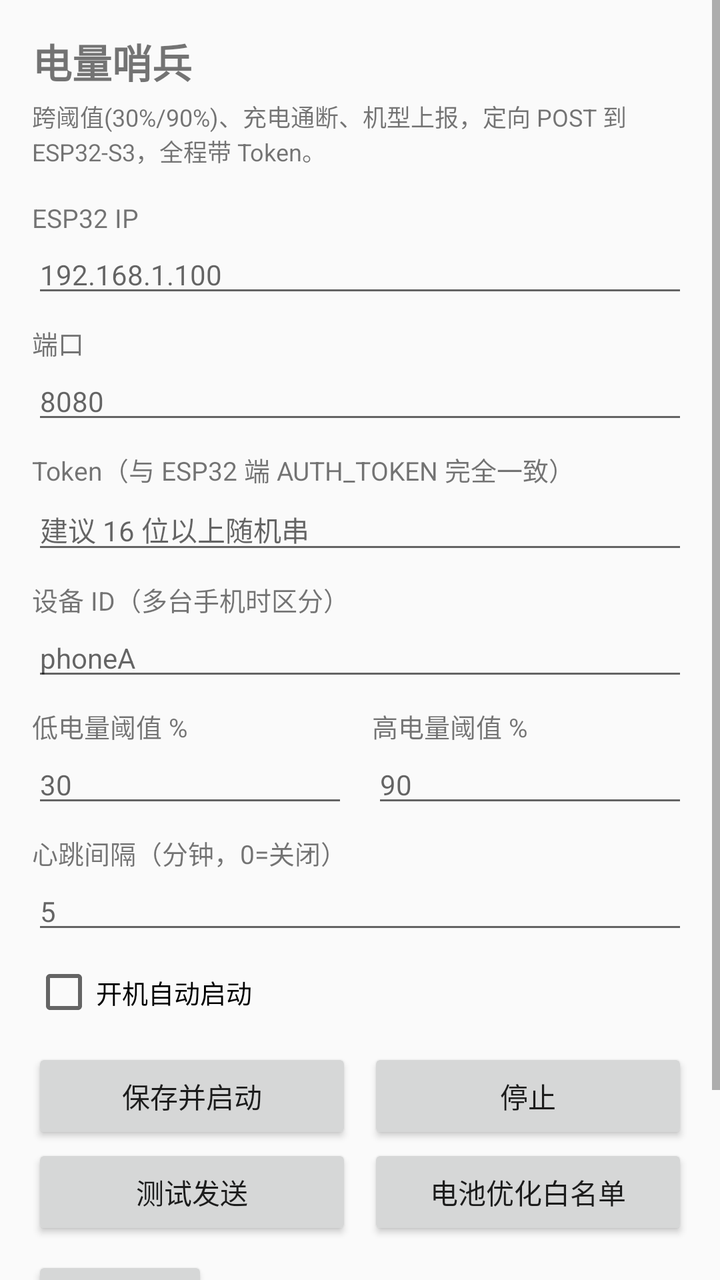
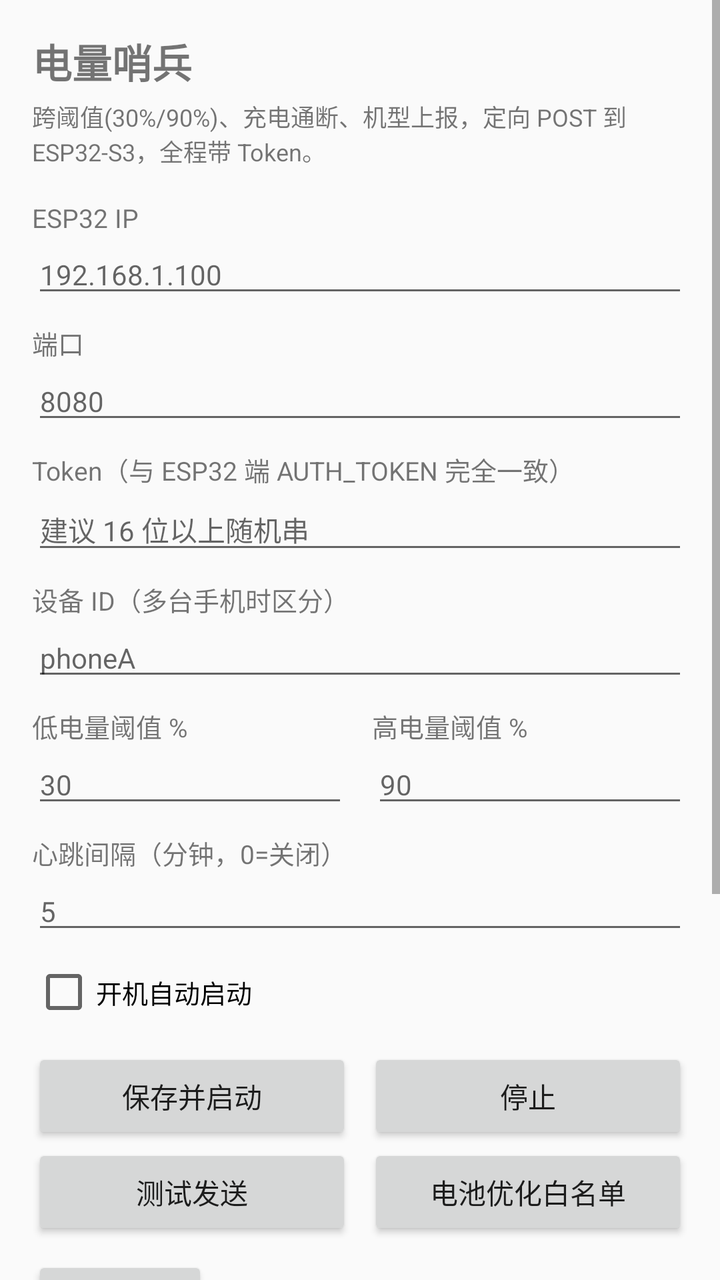

An Android layout rendered at two revisions. The XML below is the earlier revision; the diff shows what the commit changed to produce the second picture.
<!-- AndroidManifest.xml: application theme android:Theme.Material.Light.DarkActionBar -->
<!-- res/layout/activity_main.xml -->
<?xml version="1.0" encoding="utf-8"?>
<ScrollView xmlns:android="http://schemas.android.com/apk/res/android"
    android:layout_width="match_parent"
    android:layout_height="match_parent"
    android:fillViewport="true">

    <LinearLayout
        android:layout_width="match_parent"
        android:layout_height="wrap_content"
        android:orientation="vertical"
        android:padding="16dp">

        <TextView
            android:layout_width="match_parent"
            android:layout_height="wrap_content"
            android:text="电量哨兵"
            android:textSize="20sp"
            android:textStyle="bold" />

        <TextView
            android:layout_width="match_parent"
            android:layout_height="wrap_content"
            android:layout_marginTop="4dp"
            android:text="跨阈值(30%/90%)、充电通断、机型上报，定向 POST 到 ESP32-S3，全程带 Token。"
            android:textSize="12sp" />

        <TextView
            android:layout_width="match_parent"
            android:layout_height="wrap_content"
            android:layout_marginTop="16dp"
            android:text="ESP32 IP"
            android:textSize="13sp" />

        <EditText
            android:id="@+id/etHost"
            android:layout_width="match_parent"
            android:layout_height="wrap_content"
            android:hint="192.168.1.100"
            android:inputType="text"
            android:singleLine="true"
            android:textSize="14sp" />

        <TextView
            android:layout_width="match_parent"
            android:layout_height="wrap_content"
            android:layout_marginTop="8dp"
            android:text="端口"
            android:textSize="13sp" />

        <EditText
            android:id="@+id/etPort"
            android:layout_width="match_parent"
            android:layout_height="wrap_content"
            android:hint="8080"
            android:inputType="number"
            android:singleLine="true"
            android:textSize="14sp" />

        <TextView
            android:layout_width="match_parent"
            android:layout_height="wrap_content"
            android:layout_marginTop="8dp"
            android:text="Token（与 ESP32 端 AUTH_TOKEN 完全一致）"
            android:textSize="13sp" />

        <EditText
            android:id="@+id/etToken"
            android:layout_width="match_parent"
            android:layout_height="wrap_content"
            android:hint="建议 16 位以上随机串"
            android:inputType="text"
            android:singleLine="true"
            android:textSize="14sp" />

        <TextView
            android:layout_width="match_parent"
            android:layout_height="wrap_content"
            android:layout_marginTop="8dp"
            android:text="设备 ID（多台手机时区分）"
            android:textSize="13sp" />

        <EditText
            android:id="@+id/etDeviceId"
            android:layout_width="match_parent"
            android:layout_height="wrap_content"
            android:hint="phoneA"
            android:inputType="text"
            android:singleLine="true"
            android:textSize="14sp" />

        <LinearLayout
            android:layout_width="match_parent"
            android:layout_height="wrap_content"
            android:layout_marginTop="8dp"
            android:orientation="horizontal">

            <LinearLayout
                android:layout_width="0dp"
                android:layout_height="wrap_content"
                android:layout_weight="1"
                android:orientation="vertical">

                <TextView
                    android:layout_width="match_parent"
                    android:layout_height="wrap_content"
                    android:text="低电量阈值 %"
                    android:textSize="13sp" />

                <EditText
                    android:id="@+id/etLow"
                    android:layout_width="match_parent"
                    android:layout_height="wrap_content"
                    android:hint="30"
                    android:inputType="number"
                    android:singleLine="true"
                    android:textSize="14sp" />
            </LinearLayout>

            <LinearLayout
                android:layout_width="0dp"
                android:layout_height="wrap_content"
                android:layout_marginStart="12dp"
                android:layout_weight="1"
                android:orientation="vertical">

                <TextView
                    android:layout_width="match_parent"
                    android:layout_height="wrap_content"
                    android:text="高电量阈值 %"
                    android:textSize="13sp" />

                <EditText
                    android:id="@+id/etHigh"
                    android:layout_width="match_parent"
                    android:layout_height="wrap_content"
                    android:hint="90"
                    android:inputType="number"
                    android:singleLine="true"
                    android:textSize="14sp" />
            </LinearLayout>
        </LinearLayout>

        <TextView
            android:layout_width="match_parent"
            android:layout_height="wrap_content"
            android:layout_marginTop="8dp"
            android:text="心跳间隔（分钟，0=关闭）"
            android:textSize="13sp" />

        <EditText
            android:id="@+id/etHeartbeat"
            android:layout_width="match_parent"
            android:layout_height="wrap_content"
            android:hint="5"
            android:inputType="number"
            android:singleLine="true"
            android:textSize="14sp" />

        <CheckBox
            android:id="@+id/cbBoot"
            android:layout_width="match_parent"
            android:layout_height="wrap_content"
            android:layout_marginTop="8dp"
            android:text="开机自动启动"
            android:textSize="13sp" />

        <LinearLayout
            android:layout_width="match_parent"
            android:layout_height="wrap_content"
            android:layout_marginTop="12dp"
            android:orientation="horizontal">

            <Button
                android:id="@+id/btnStart"
                android:layout_width="0dp"
                android:layout_height="wrap_content"
                android:layout_weight="1"
                android:text="保存并启动" />

            <Button
                android:id="@+id/btnStop"
                android:layout_width="0dp"
                android:layout_height="wrap_content"
                android:layout_marginStart="8dp"
                android:layout_weight="1"
                android:text="停止" />
        </LinearLayout>

        <LinearLayout
            android:layout_width="match_parent"
            android:layout_height="wrap_content"
            android:orientation="horizontal">

            <Button
                android:id="@+id/btnTest"
                android:layout_width="0dp"
                android:layout_height="wrap_content"
                android:layout_weight="1"
                android:text="测试发送" />

            <Button
                android:id="@+id/btnBattery"
                android:layout_width="0dp"
                android:layout_height="wrap_content"
                android:layout_marginStart="8dp"
                android:layout_weight="1"
                android:text="电池优化白名单" />
        </LinearLayout>

        <LinearLayout
            android:layout_width="match_parent"
            android:layout_height="wrap_content"
            android:layout_marginTop="8dp"
            android:gravity="center_vertical"
            android:orientation="horizontal">

            <Button
                android:id="@+id/btnUpdate"
                android:layout_width="wrap_content"
                android:layout_height="wrap_content"
                android:text="检查更新" />

            <TextView
                android:id="@+id/tvVersion"
                android:layout_width="0dp"
                android:layout_height="wrap_content"
                android:layout_marginStart="8dp"
                android:layout_weight="1"
                android:text="当前 v1.0"
                android:textSize="12sp" />
        </LinearLayout>

        <TextView
            android:id="@+id/tvStatus"
            android:layout_width="match_parent"
            android:layout_height="wrap_content"
            android:layout_marginTop="16dp"
            android:text="○ 服务已停止"
            android:textSize="14sp"
            android:textStyle="bold" />

        <TextView
            android:id="@+id/tvLog"
            android:layout_width="match_parent"
            android:layout_height="wrap_content"
            android:layout_marginTop="8dp"
            android:fontFamily="monospace"
            android:textSize="11sp" />
    </LinearLayout>
</ScrollView>
<!-- resources referenced by this layout -->
<resources>

</resources>

<!-- the commit's change to res/layout/activity_main.xml (unified diff, before → after) -->
@@ -239,12 +239,22 @@
             android:textSize="14sp"
             android:textStyle="bold" />
 
-        <TextView
-            android:id="@+id/tvLog"
-            android:layout_width="match_parent"
-            android:layout_height="wrap_content"
-            android:layout_marginTop="8dp"
-            android:fontFamily="monospace"
-            android:textSize="11sp" />
+        <ScrollView
+            android:id="@+id/svLog"
+            android:layout_width="match_parent"
+            android:layout_height="180dp"
+            android:layout_marginTop="8dp"
+            android:background="#1b1b1b"
+            android:padding="8dp"
+            android:scrollbars="vertical">
+
+            <TextView
+                android:id="@+id/tvLog"
+                android:layout_width="match_parent"
+                android:layout_height="wrap_content"
+                android:fontFamily="monospace"
+                android:textColor="#d0d0d0"
+                android:textSize="11sp" />
+        </ScrollView>
     </LinearLayout>
 </ScrollView>
